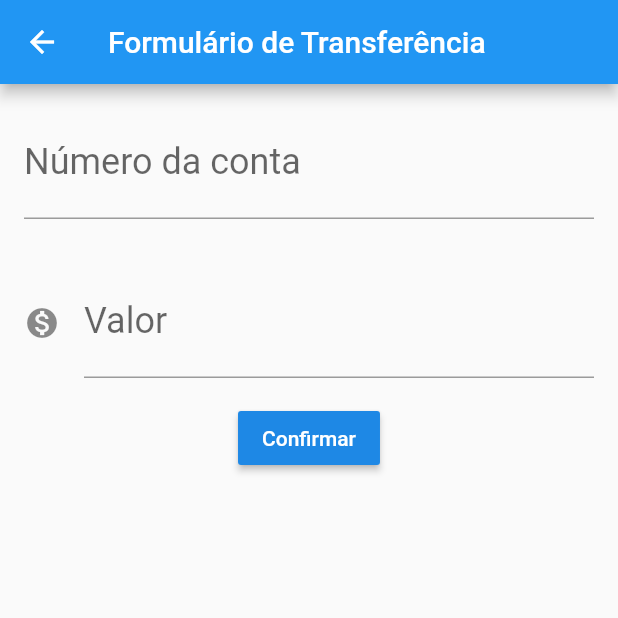
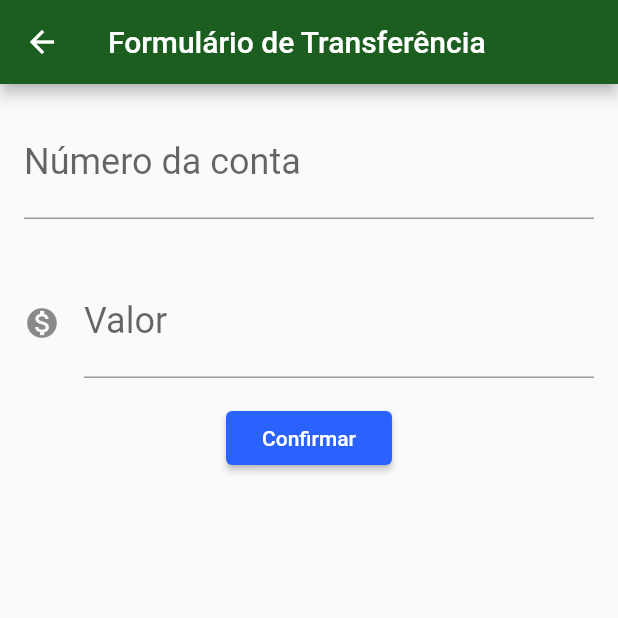
Before and after one commit to leoncral/iniciando-com-flutter, a Flutter app: the screen it shows after launch, after a tap on the "add" icon, on a phone screen of 412 x 824 dp, the top half of it. Run offline on Flutter 3.47's test engine with Material 2 defaults, Android fonts, the phone set to English and light mode, and no system bars.

Commit message:
Conclusão do curso.

```diff
--- a/lib/ByteBankApp.dart
+++ /dev/null
@@ -1,17 +0,0 @@
-import 'package:bytebank/ListaTransferencia.dart';
-import 'package:flutter/cupertino.dart';
-import 'package:flutter/material.dart';
-
-import 'FormularioTransferencia.dart';
-
-class ByteBankApp extends StatelessWidget {
-  @override
-  Widget build(BuildContext context) {
-    // TODO: implement build
-    return MaterialApp(
-      home: Scaffold(
-        body: ListaTransferencia(),
-      ),
-    );
-  }
-}
--- a/lib/FormularioTransferencia.dart
+++ /dev/null
@@ -1,61 +0,0 @@
-import 'package:flutter/cupertino.dart';
-import 'package:flutter/material.dart';
-
-import 'Editor.dart';
-import 'Transferencia.dart';
-
-class FormularioTransferencia extends StatelessWidget {
-  final TextEditingController _controladorCampoNumeroConta =
-      TextEditingController();
-  final TextEditingController _controladorCampoValor = TextEditingController();
-
-  @override
-  Widget build(BuildContext context) {
-    // TODO: implement build
-    return Scaffold(
-      appBar: AppBar(
-        title: Text('Formulário de Transferência'),
-      ),
-      //criar a estrutura principal da aplicação, define um espaço para trabalhar
-      body: Column(
-        children: <Widget>[
-          Editor(
-            controlador: _controladorCampoNumeroConta,
-            dica: '0000',
-            rotulo: 'Número da conta',
-          ),
-          Editor(
-            controlador: _controladorCampoValor,
-            dica: '0,00',
-            icone: Icons.monetization_on,
-            rotulo: 'Valor',
-          ),
-          RaisedButton(
-            color: Colors.blue[600],
-            //Define o comportamento do botão
-            onPressed: () => _criaTransferencia(context),
-            child: Text('Confirmar'),
-            textColor: Colors.white,
-          ),
-        ],
-      ),
-    );
-  }
-
-   _criaTransferencia(BuildContext context) {
-    print('clicou no botão confirmar');
-    final int numeroConta =
-        int.tryParse(_controladorCampoNumeroConta.text);
-    final double valor = double.tryParse(_controladorCampoValor.text);
-
-    if (numeroConta != null && valor != null) {
-      final transferenciaCriada = Tranferencia(valor, numeroConta);
-      print('Criando a transferencia');
-      print('$transferenciaCriada');
-
-      Navigator.pop(context, transferenciaCriada);
-
-     // print('$transferenciaCriada');
-    }
-  }
-}
--- a/lib/ListaTransferencia.dart
+++ /dev/null
@@ -1,50 +0,0 @@
-import 'package:bytebank/FormularioTransferencia.dart';
-import 'package:bytebank/Transferencia.dart';
-import 'package:flutter/cupertino.dart';
-import 'package:flutter/material.dart';
-import 'ItemTransferencia.dart';
-import 'FormularioTransferencia.dart';
-
-/* StatelessWidget emtrega um elemento estático, nao pode sofre mudança de conteúdo
-de forma dinâmica;
-Criamos a classe ListaTransferencia para centralizar a nossa lista e deixar o código
-mais fácil de ser lido */
-class ListaTransferencia extends StatelessWidget {
-  final List<Tranferencia> _transferencias = List();
-
-  @override
-  Widget build(BuildContext context) {
-    return Scaffold(
-      appBar: AppBar(
-        title: Text('Lista de transferências'),
-      ),
-      body: ListView.builder(
-        itemCount: _transferencias.length,
-        itemBuilder: (context, indice) {
-          final transferencia = _transferencias[indice];
-          return ItemTransferencia(transferencia);
-        },
-      ),
-      floatingActionButton: FloatingActionButton(
-        child: Icon(Icons.add),
-        onPressed: () {
-          final Future<Tranferencia> future = Navigator.push(
-            context,
-            MaterialPageRoute(
-              builder: (context) {
-                return FormularioTransferencia();
-              },
-            ),
-          );
-          future.then(
-            (transferenciaRecebida) {
-              print('Chegou no then do future');
-              print('$transferenciaRecebida');
-              _transferencias.add(transferenciaRecebida);
-            },
-          );
-        },
-      ),
-    );
-  }
-}
--- /dev/null
+++ b/lib/byte_bank_app.dart
@@ -0,0 +1,20 @@
+import 'package:bytebank/screens/transferencia/lista.dart';
+import 'package:flutter/cupertino.dart';
+import 'package:flutter/material.dart';
+
+class ByteBankApp extends StatelessWidget {
+  @override
+  Widget build(BuildContext context) {
+    return MaterialApp(
+      theme: ThemeData(
+        primaryColor: Colors.green[900],
+        accentColor: Colors.blueAccent[700],
+        buttonTheme: ButtonThemeData(
+          buttonColor: Colors.blueAccent[700],
+          textTheme: ButtonTextTheme.primary,
+        ),
+      ),
+      home: ListaTransferencia(),
+    );
+  }
+}
--- a/lib/ItemTransferencia.dart
+++ b/lib/item_transferencia.dart
@@ -1,7 +1,7 @@
 import 'package:flutter/cupertino.dart';
 import 'package:flutter/material.dart';
 
-import 'Transferencia.dart';
+import 'models/transferencia.dart';
 
 class ItemTransferencia extends StatelessWidget {
 
--- a/lib/main.dart
+++ b/lib/main.dart
@@ -1,4 +1,4 @@
-import 'package:bytebank/ByteBankApp.dart';
+import 'package:bytebank/byte_bank_app.dart';
 import 'package:flutter/material.dart';
 
 
--- /dev/null
+++ b/lib/screens/transferencia/formulario.dart
@@ -0,0 +1,70 @@
+import 'package:flutter/cupertino.dart';
+import 'package:flutter/material.dart';
+import '../../components/editor.dart';
+import '../../models/transferencia.dart';
+
+const _tituloAppBr = 'Formulário de Transferência';
+
+class FormularioTransferencia extends StatefulWidget {
+  @override
+  State<StatefulWidget> createState() {
+    return FormularioTransferenciaState();
+  }
+}
+
+class FormularioTransferenciaState extends State<FormularioTransferencia> {
+  final TextEditingController _controladorCampoNumeroConta =
+      TextEditingController();
+  final TextEditingController _controladorCampoValor = TextEditingController();
+
+  @override
+  Widget build(BuildContext context) {
+    // TODO: implement build
+    return Scaffold(
+      appBar: AppBar(
+        title: Text(_tituloAppBr),
+      ),
+      //criar a estrutura principal da aplicação, define um espaço para trabalhar
+      body: SingleChildScrollView(
+        child: Column(
+          children: <Widget>[
+            Editor(
+              controlador: _controladorCampoNumeroConta,
+              dica: '0000',
+              rotulo: 'Número da conta',
+            ),
+            Editor(
+              controlador: _controladorCampoValor,
+              dica: '0,00',
+              icone: Icons.monetization_on,
+              rotulo: 'Valor',
+            ),
+            RaisedButton(
+              //Define o comportamento do botão
+              onPressed: () => _criaTransferencia(context),
+              child: Text('Confirmar'),
+            ),
+          ],
+        ),
+      ),
+    );
+  }
+
+  void _criaTransferencia(BuildContext context) {
+    print('clicou no botão confirmar');
+    final int numeroConta = int.tryParse(_controladorCampoNumeroConta.text);
+    final double valor = double.tryParse(_controladorCampoValor.text);
+
+    if (numeroConta != null && valor != null) {
+      final transferenciaCriada = Tranferencia(valor, numeroConta);
+
+
+//      print('Criando a transferencia');
+//      print('$transferenciaCriada');
+
+      Navigator.pop(context, transferenciaCriada);
+
+      // print('$transferenciaCriada');
+    }
+  }
+}
--- /dev/null
+++ b/lib/screens/transferencia/lista.dart
@@ -0,0 +1,62 @@
+import 'package:bytebank/screens/transferencia/formulario.dart';
+import 'package:bytebank/models/transferencia.dart';
+import 'package:flutter/cupertino.dart';
+import 'package:flutter/material.dart';
+import '../../item_transferencia.dart';
+import 'formulario.dart';
+
+const _appBarTitle = 'Lista de transferências';
+
+/* StatelessWidget emtrega um elemento estático, nao pode sofre mudança de conteúdo
+de forma dinâmica;
+Criamos a classe ListaTransferencia para centralizar a nossa lista e deixar o código
+mais fácil de ser lido */
+
+class ListaTransferenciasState extends State<ListaTransferencia> {
+  @override
+  Widget build(BuildContext context) {
+    return Scaffold(
+      appBar: AppBar(
+        title: Text(_appBarTitle),
+      ),
+      body: ListView.builder(
+        itemCount: widget._transferencias.length,
+        itemBuilder: (context, indice) {
+          final transferencia = widget._transferencias[indice];
+          return ItemTransferencia(transferencia);
+        },
+      ),
+      floatingActionButton: FloatingActionButton(
+        child: Icon(Icons.add),
+        onPressed: () {
+          final Future<Tranferencia> future =
+          Navigator.push(context, MaterialPageRoute(builder: (context) {
+                return FormularioTransferencia();
+              },
+            ),
+          );
+          future.then((transferenciaRecebida) =>
+            _atualiza(transferenciaRecebida));
+        },
+      ),
+    );
+  }
+
+  void _atualiza(Tranferencia transferenciaRecebida) {
+    if (transferenciaRecebida != null) {
+      setState(() {
+        widget._transferencias.add(transferenciaRecebida);
+      });
+    }
+  }
+}
+
+class ListaTransferencia extends StatefulWidget {
+  final List<Tranferencia> _transferencias = List();
+
+  @override
+  State<StatefulWidget> createState() {
+    // TODO: implement createState
+    return ListaTransferenciasState();
+  }
+}
```
Also changed, not shown: lib/components/editor.dart (renamed from lib/Editor.dart), lib/models/transferencia.dart (renamed from lib/Transferencia.dart).
